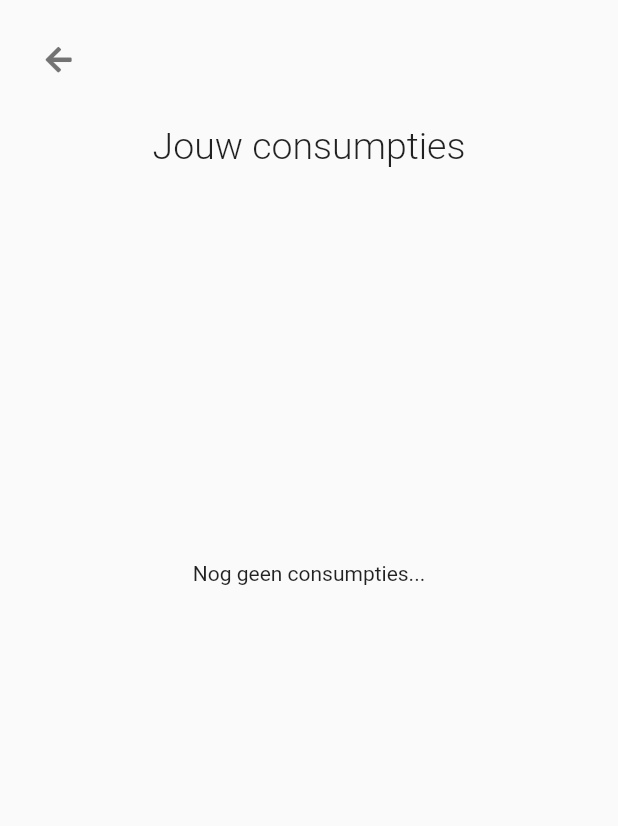
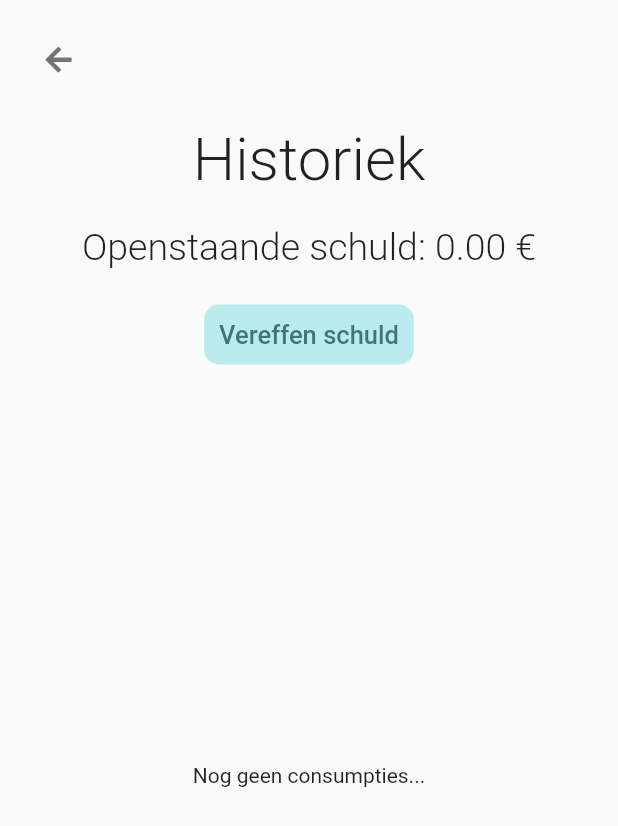
Before and after one commit to TNelen/ConsumptionApp, a Flutter app: the Home screen opened directly, after a tap on "Je bent verschuldigd", on a phone screen of 412 x 824 dp. Shown: the top 826 px of the screen. Run offline on Flutter 3.47's test engine with Material 2 defaults, Android fonts, the phone set to English and light mode, and no system bars; our stand-ins replace cloud_firestore, firebase_auth, firebase_core, font_awesome_flutter, google_sign_in; accounts and stored records are empty.

Commit message:
history screen improvements

```diff
--- a/consumption/lib/Constants.dart
+++ b/consumption/lib/Constants.dart
@@ -3,5 +3,6 @@ import 'package:flutter/material.dart';
 class Constants {
   static Color accentColor = Color.fromRGBO(63, 118, 120, 1);
   static Color secondColor = Color.fromRGBO(186, 236, 237, 1);
+
   static Color tileColor = Color.fromRGBO(241, 241, 241, 1);
 }
--- a/consumption/lib/firebase/firestoreService.dart
+++ b/consumption/lib/firebase/firestoreService.dart
@@ -1,3 +1,5 @@
+import 'dart:async';
+
 import 'package:cloud_firestore/cloud_firestore.dart';
 import 'package:consumption/models/consumption.dart';
 import 'package:consumption/models/drink.dart';
@@ -20,7 +22,8 @@ class FirestoreService {
           'user': userId,
           'name': drink.name, // John Doe
           'price': drink.price, // Stokes and Sons
-          'date': DateTime.now() // 42
+          'date': DateTime.now(),
+          'settled': false, // 42
         })
         .then((value) => print("Consumption registered"))
         .catchError((error) => print("Failed register consumption: $error"));
@@ -38,9 +41,11 @@ class FirestoreService {
         .then((querySnapshot) => querySnapshot.docs.forEach((element) {
               consumptions.add(Consumption.fromJson(element.data()));
             }));
+
+    consumptions = sortList(consumptions);
+
     return consumptions;
   }
-
 
   ///getdebt for a user
   Future<double> getDebt() async {
@@ -54,12 +59,44 @@ class FirestoreService {
         .where('user', isEqualTo: userId)
         .get()
         .then((querySnapshot) => querySnapshot.docs.forEach((element) {
-              print(element.data()["price"]);
-              debt += element.data()["price"];
+              if (!element.data()["settled"]) {
+                debt += element.data()["price"];
+              }
             }));
 
     print("Debt for user: " + debt.toString());
 
     return debt;
   }
+
+  Future<Map<String, Object>> getUserData() async {
+    var userId = FirebaseAuth.instance.currentUser.uid;
+    double debt = 0.0;
+    List<Consumption> consumptions = new List();
+
+    print("Getting userdata for user: ${userId}");
+
+    await FirebaseFirestore.instance
+        .collection('consumptions')
+        .where('user', isEqualTo: userId)
+        .get()
+        .then((querySnapshot) => querySnapshot.docs.forEach((element) {
+              if (!element.data()["settled"]) {
+                debt += element.data()["price"];
+              }
+              consumptions.add(Consumption.fromJson(element.data()));
+            }));
+
+    consumptions = sortList(consumptions);
+
+    var map = {"consumptions": consumptions, "debt": debt};
+
+    return map;
+  }
+
+  //helper function to sort consumptions on date
+  List<Consumption> sortList(List<Consumption> consumptions) {
+    consumptions.sort((a, b) => b.date.compareTo(a.date));
+    return consumptions;
+  }
 }
--- a/consumption/lib/models/consumption.dart
+++ b/consumption/lib/models/consumption.dart
@@ -1,20 +1,21 @@
 import 'package:cloud_firestore/cloud_firestore.dart';
 
 class Consumption {
-  Consumption({this.name, this.price, this.user, this.date});
+  Consumption({this.name, this.price, this.user, this.date, this.settled});
 
   Consumption.fromJson(Map<String, Object> json)
       : this(
-          name: json['name'] as String,
-          price: json['price'] as double,
-          user: json['user'] as String,
-          date: json['date'] as Timestamp,
-        );
+            name: json['name'] as String,
+            price: json['price'] as double,
+            user: json['user'] as String,
+            date: json['date'] as Timestamp,
+            settled: json['settled'] as bool);
 
   final String name;
   final double price;
   final String user;
   final Timestamp date;
+  final bool settled;
 
   Map<String, Object> toJson() {
     return {
@@ -22,6 +23,7 @@ class Consumption {
       'price': price,
       'user': user,
       'date': date,
+      'settled': settled,
     };
   }
 }
--- a/consumption/lib/pages/history.dart
+++ b/consumption/lib/pages/history.dart
@@ -30,11 +30,13 @@ class _HistoryState extends State<History> {
   @override
   Widget build(BuildContext context) {
     return Scaffold(
-        body: FutureBuilder<List<Consumption>>(
-            future: firestoreService.getConsumptions(), // async work
+        body: FutureBuilder<Map<String, Object>>(
+            future: firestoreService.getUserData(), // async work
             builder: (BuildContext context,
-                AsyncSnapshot<List<Consumption>> snapshot) {
+                AsyncSnapshot<Map<String, Object>> snapshot) {
               List<Consumption> consumptions;
+              double debt;
+
               switch (snapshot.connectionState) {
                 case ConnectionState.waiting:
                   consumptions = null;
@@ -42,9 +44,12 @@ class _HistoryState extends State<History> {
                 default:
                   if (snapshot.hasError) {
                     consumptions = [];
+                    debt = null;
                     break;
                   } else {
-                    consumptions = snapshot.data;
+                    consumptions = snapshot.data["consumptions"];
+                    debt = snapshot.data["debt"];
+
                     break;
                   }
               }
@@ -67,9 +72,45 @@ class _HistoryState extends State<History> {
                     SizedBox(
                       height: 20,
                     ),
-                    Text("Jouw consumpties",
+                    Text("Historiek",
                         style: TextStyle(
-                            fontSize: 25, fontWeight: FontWeight.w300)),
+                            fontSize: 40, fontWeight: FontWeight.w300)),
+                    SizedBox(
+                      height: 20,
+                    ),
+                    Row(
+                      mainAxisAlignment: MainAxisAlignment.center,
+                      children: [
+                        Text("Openstaande schuld: ",
+                            style: TextStyle(
+                                fontSize: 25, fontWeight: FontWeight.w300)),
+                        Text(debt.toStringAsFixed(2) + " €",
+                            style: TextStyle(
+                                fontSize: 25, fontWeight: FontWeight.w300)),
+                      ],
+                    ),
+                    SizedBox(
+                      height: 20,
+                    ),
+                    Card(
+                elevation: 0,
+                shape: RoundedRectangleBorder(
+                  borderRadius: BorderRadius.circular(10.0),
+                ),
+                color: Constants.secondColor,
+                child: Padding(
+                  padding: EdgeInsets.all(10),
+                  child: Text(
+                    "Vereffen schuld",
+                    textAlign: TextAlign.center,
+                    style: TextStyle(
+                        color: Constants.accentColor,
+                        fontSize: 17,
+                        fontWeight: FontWeight.w500),
+                  ),
+                ),
+              ),
+
                     SizedBox(
                       height: 20,
                     ),
--- a/consumption/lib/widgets/confirmPopup.dart
+++ b/consumption/lib/widgets/confirmPopup.dart
@@ -7,7 +7,7 @@ import 'package:consumption/pages/home.dart';
 import 'package:flutter/material.dart';
 
 class Popup {
-  static void makeConfirmPopup(
+  static void makeDrinkConfirmPopup(
     BuildContext context,
     Drink drink,
   ) {
@@ -42,7 +42,7 @@ class Popup {
                 "Annuleer",
                 style: TextStyle(
                     fontFamily: "roboto",
-                    color: Colors.grey.shade400,
+                    color: Colors.grey.shade600,
                     fontSize: 17,
                     fontWeight: FontWeight.w300),
               ),
--- a/consumption/lib/widgets/consumptionTile.dart
+++ b/consumption/lib/widgets/consumptionTile.dart
@@ -52,12 +52,12 @@ class DrinkTileState extends State<ConsumptionTile> {
                       Text(
                         widget.consumption.name,
                         style: TextStyle(
-                            fontSize: 20, fontWeight: FontWeight.w300),
+                            fontSize: 20, fontWeight: FontWeight.w300, color:  widget.consumption.settled? Colors.grey.shade600: Colors.black),
                       ),
                       Text(
                         widget.consumption.price.toString() + " €",
                         style: TextStyle(
-                            fontSize: 16, fontWeight: FontWeight.w300),
+                            fontSize: 16, fontWeight: FontWeight.w300, color: widget.consumption.settled? Colors.grey.shade600: Colors.black, decoration: widget.consumption.settled? TextDecoration.lineThrough : null),
                       ),
                     ],
                   ),
--- a/consumption/lib/widgets/drinkTile.dart
+++ b/consumption/lib/widgets/drinkTile.dart
@@ -34,7 +34,7 @@ class DrinkTileState extends State<DrinkTile> {
         borderRadius: BorderRadius.circular(15.0),
         splashColor: Constants.accentColor,
         onTap: () {
-          Popup.makeConfirmPopup(context, widget.drink);
+          Popup.makeDrinkConfirmPopup(context, widget.drink);
         },
         child: Container(
           width: MediaQuery.of(context).size.width - 60,
--- a/consumption/pubspec.yaml
+++ b/consumption/pubspec.yaml
@@ -32,6 +32,7 @@ dependencies:
   # The following adds the Cupertino Icons font to your application.
   # Use with the CupertinoIcons class for iOS style icons.
   cupertino_icons: ^1.0.2
+  contained_tab_bar_view: ^0.8.0
 
 dev_dependencies:
   flutter_test:
```
Also changed, not shown: consumption/lib/main.dart (+16 -3 lines), consumption/lib/pages/home.dart (+4 -9 lines), consumption/pubspec.lock.
